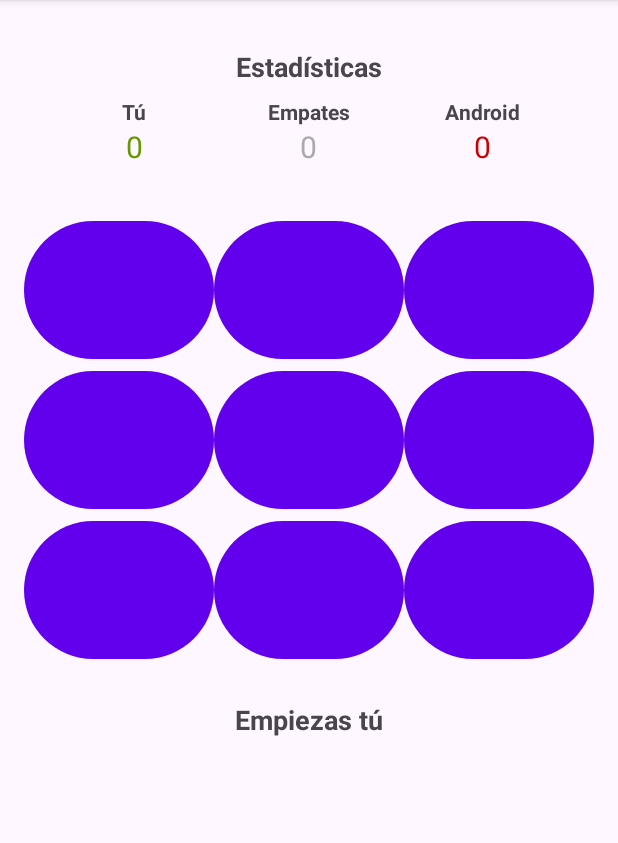
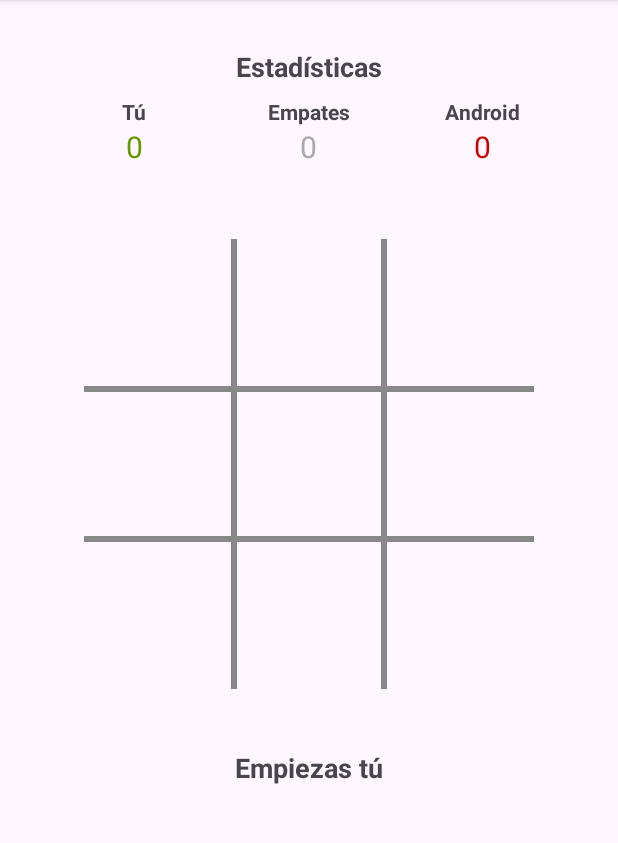
Before and after one commit to dieramirezma/DADM-2025-2, an Android app: the screen it shows after launch (MainActivity), on a phone screen of 412 x 824 dp, the part 96-939 px from its top. Run offline under Robolectric (Android 15) with nearby library versions, the phone set to English and light mode, and no system bars.

Commit message:
add reto4

```diff
--- /dev/null
+++ b/reto3/app/src/main/java/com/example/reto3/BoardView.kt
@@ -0,0 +1,158 @@
+package com.example.reto3
+
+import android.content.Context
+import android.graphics.*
+import android.util.AttributeSet
+import android.view.View
+
+class BoardView @JvmOverloads constructor(
+    context: Context,
+    attrs: AttributeSet? = null,
+    defStyleAttr: Int = 0
+) : View(context, attrs, defStyleAttr) {
+
+    companion object {
+        private const val GRID_WIDTH = 6f
+    }
+
+    private lateinit var paint: Paint
+    private var boardColor = Color.GRAY
+    private var xImage: Bitmap? = null
+    private var oImage: Bitmap? = null
+    private var game: TicTacToeGame? = null
+    private var cellWidth = 0f
+    private var cellHeight = 0f
+
+    init {
+        initialize()
+    }
+
+    private fun initialize() {
+        // Configurar paint para dibujar las líneas del tablero
+        paint = Paint(Paint.ANTI_ALIAS_FLAG).apply {
+            color = boardColor
+            strokeWidth = GRID_WIDTH
+            style = Paint.Style.STROKE
+        }
+
+        // Cargar imágenes de X y O desde recursos drawable
+        try {
+            val xDrawable = context.getDrawable(R.drawable.x_piece)
+            val oDrawable = context.getDrawable(R.drawable.o_piece)
+
+            // Convertir drawables a bitmaps
+            xImage = drawableToBitmap(xDrawable)
+            oImage = drawableToBitmap(oDrawable)
+        } catch (e: Exception) {
+            // Si hay error cargando imágenes, crear bitmaps de colores
+            xImage = createColoredBitmap(100, 100, Color.GREEN)
+            oImage = createColoredBitmap(100, 100, Color.RED)
+        }
+    }
+
+    private fun createColoredBitmap(width: Int, height: Int, color: Int): Bitmap {
+        val bitmap = Bitmap.createBitmap(width, height, Bitmap.Config.ARGB_8888)
+        val canvas = Canvas(bitmap)
+        val paint = Paint().apply {
+            this.color = color
+            style = Paint.Style.FILL
+        }
+        canvas.drawCircle(width / 2f, height / 2f, width / 3f, paint)
+        return bitmap
+    }
+
+    private fun drawableToBitmap(drawable: android.graphics.drawable.Drawable?): Bitmap? {
+        drawable ?: return null
+
+        val bitmap = Bitmap.createBitmap(
+            drawable.intrinsicWidth,
+            drawable.intrinsicHeight,
+            Bitmap.Config.ARGB_8888
+        )
+
+        val canvas = Canvas(bitmap)
+        drawable.setBounds(0, 0, canvas.width, canvas.height)
+        drawable.draw(canvas)
+
+        return bitmap
+    }
+
+    fun setGame(game: TicTacToeGame) {
+        this.game = game
+    }
+
+    override fun onSizeChanged(w: Int, h: Int, oldw: Int, oldh: Int) {
+        super.onSizeChanged(w, h, oldw, oldh)
+
+        // Calcular el tamaño de cada celda
+        val boardWidth = (w - paddingLeft - paddingRight).toFloat()
+        val boardHeight = (h - paddingTop - paddingBottom).toFloat()
+
+        cellWidth = boardWidth / 3f
+        cellHeight = boardHeight / 3f
+    }
+
+    override fun onDraw(canvas: Canvas) {
+        super.onDraw(canvas)
+
+        val width = width - paddingLeft - paddingRight
+        val height = height - paddingTop - paddingBottom
+
+        // Dibujar las líneas del tablero
+        // Líneas verticales
+        for (i in 1..2) {
+            val x = paddingLeft + (width * i / 3f)
+            canvas.drawLine(x, paddingTop.toFloat(), x, (paddingTop + height).toFloat(), paint)
+        }
+
+        // Líneas horizontales
+        for (i in 1..2) {
+            val y = paddingTop + (height * i / 3f)
+            canvas.drawLine(paddingLeft.toFloat(), y, (paddingLeft + width).toFloat(), y, paint)
+        }
+
+        // Dibujar las piezas (X y O)
+        game?.let { ticTacToeGame ->
+            for (row in 0..2) {
+                for (col in 0..2) {
+                    val position = row * 3 + col
+                    val piece = ticTacToeGame.getBoardOccupant(position)
+
+                    if (piece != TicTacToeGame.OPEN_SPOT) {
+                        val left = paddingLeft + col * cellWidth
+                        val top = paddingTop + row * cellHeight
+                        val right = left + cellWidth
+                        val bottom = top + cellHeight
+
+                        val rect = RectF(left, top, right, bottom)
+
+                        // Agregar un pequeño margen para que las piezas no toquen las líneas
+                        val margin = 20f
+                        rect.inset(margin, margin)
+
+                        val bitmap = if (piece == TicTacToeGame.HUMAN_PLAYER) xImage else oImage
+                        bitmap?.let { bmp ->
+                            canvas.drawBitmap(bmp, null, rect, null)
+                        }
+                    }
+                }
+            }
+        }
+    }
+
+    fun getBoardCellFromCoordinates(x: Float, y: Float): Int {
+        if (cellWidth == 0f || cellHeight == 0f) return -1
+
+        val adjustedX = x - paddingLeft
+        val adjustedY = y - paddingTop
+
+        val col = (adjustedX / cellWidth).toInt()
+        val row = (adjustedY / cellHeight).toInt()
+
+        return if (row in 0..2 && col in 0..2) {
+            row * 3 + col
+        } else {
+            -1
+        }
+    }
+}
--- a/reto3/app/src/main/java/com/example/reto3/MainActivity.kt
+++ b/reto3/app/src/main/java/com/example/reto3/MainActivity.kt
@@ -1,10 +1,14 @@
 package com.example.reto3
 
 import android.app.AlertDialog
+import android.media.MediaPlayer
 import android.os.Bundle
+import android.os.Handler
+import android.os.Looper
 import android.view.LayoutInflater
 import android.view.Menu
 import android.view.MenuItem
+import android.view.MotionEvent
 import android.view.View
 import android.widget.Button
 import android.widget.RadioGroup
@@ -22,7 +26,7 @@ class MainActivity : AppCompatActivity() {
 
     // Juego y UI components
     private lateinit var game: TicTacToeGame
-    private lateinit var boardButtons: Array<Button>
+    private lateinit var boardView: BoardView
     private lateinit var statusText: TextView
     private lateinit var humanWinsText: TextView
     private lateinit var tiesText: TextView
@@ -36,6 +40,13 @@ class MainActivity : AppCompatActivity() {
     private var humanWins = 0
     private var computerWins = 0
     private var ties = 0
+
+    // MediaPlayer para sonidos
+    private var humanSoundPlayer: MediaPlayer? = null
+    private var computerSoundPlayer: MediaPlayer? = null
+
+    // Handler para delays
+    private val handler = Handler(Looper.getMainLooper())
 
     // Coroutine para manejo asíncrono
     private var gameScope = CoroutineScope(Dispatchers.Main + SupervisorJob())
@@ -53,24 +64,34 @@ class MainActivity : AppCompatActivity() {
     override fun onDestroy() {
         super.onDestroy()
         gameScope.cancel()
+        releaseSounds()
+    }
+
+    override fun onPause() {
+        super.onPause()
+        releaseSounds()
+    }
+
+    override fun onResume() {
+        super.onResume()
+        loadSounds()
     }
 
     /**
      * Inicializa las vistas y vincula los botones
      */
     private fun initializeViews() {
-        // Inicializar botones del tablero
-        boardButtons = arrayOf(
-            findViewById(R.id.btn0),
-            findViewById(R.id.btn1),
-            findViewById(R.id.btn2),
-            findViewById(R.id.btn3),
-            findViewById(R.id.btn4),
-            findViewById(R.id.btn5),
-            findViewById(R.id.btn6),
-            findViewById(R.id.btn7),
-            findViewById(R.id.btn8)
-        )
+        // Inicializar BoardView
+        boardView = findViewById(R.id.boardView)
+        boardView.setGame(game)
+
+        // Configurar listener para toques en el tablero
+        boardView.setOnTouchListener { _, event ->
+            if (event.action == MotionEvent.ACTION_DOWN) {
+                onBoardTouch(event.x, event.y)
+            }
+            true
+        }
 
         // Inicializar textos de estado y estadísticas
         statusText = findViewById(R.id.tvStatus)
@@ -90,12 +111,8 @@ class MainActivity : AppCompatActivity() {
         gameOver = false
         isComputerTurn = false
 
-        // Limpiar y habilitar todos los botones
-        for (i in boardButtons.indices) {
-            boardButtons[i].text = ""
-            boardButtons[i].isEnabled = true
-            boardButtons[i].setOnClickListener { onBoardButtonClick(i) }
-        }
+        // Invalidar la vista para redibujar el tablero limpio
+        boardView.invalidate()
 
         // Determinar quién empieza y mostrar mensaje apropiado
         if (game.isHumanFirst()) {
@@ -103,26 +120,28 @@ class MainActivity : AppCompatActivity() {
         } else {
             statusText.text = getString(R.string.android_starts)
             isComputerTurn = true
-            // Hacer movimiento de computadora después de un pequeño delay
-            gameScope.launch {
-                delay(500)
+            // Hacer movimiento de computadora después de un delay de 1 segundo
+            handler.postDelayed({
                 makeComputerMove()
-            }
+            }, 1000)
         }
     }
 
     /**
-     * Maneja los clics en los botones del tablero
+     * Maneja los toques en el tablero
      */
-    private fun onBoardButtonClick(position: Int) {
-        if (gameOver || isComputerTurn || !game.setMove(TicTacToeGame.HUMAN_PLAYER, position)) {
+    private fun onBoardTouch(x: Float, y: Float) {
+        if (gameOver || isComputerTurn) {
             return
         }
 
-        // Actualizar botón presionado
-        boardButtons[position].text = TicTacToeGame.HUMAN_PLAYER.toString()
-        boardButtons[position].isEnabled = false
-        boardButtons[position].setTextColor(resources.getColor(android.R.color.holo_green_dark, theme))
+        val position = boardView.getBoardCellFromCoordinates(x, y)
+        if (position != -1 && game.setMove(TicTacToeGame.HUMAN_PLAYER, position)) {
+            // Reproducir sonido del jugador humano
+            humanSoundPlayer?.start()
+
+            // Actualizar la vista
+            boardView.invalidate()
 
             // Verificar ganador
             val winner = game.checkForWinner()
@@ -132,9 +151,9 @@ class MainActivity : AppCompatActivity() {
                 // Turno de la computadora
                 statusText.text = getString(R.string.turn_computer)
                 isComputerTurn = true
-            gameScope.launch {
-                delay(500) // Pequeño delay para simular "pensamiento"
+                handler.postDelayed({
                     makeComputerMove()
+                }, 1000) // Delay de 1 segundo antes del movimiento de la computadora
             }
         }
     }
@@ -147,10 +166,11 @@ class MainActivity : AppCompatActivity() {
 
         val move = game.getComputerMove()
         if (move != -1 && game.setMove(TicTacToeGame.COMPUTER_PLAYER, move)) {
-            // Actualizar botón de computadora
-            boardButtons[move].text = TicTacToeGame.COMPUTER_PLAYER.toString()
-            boardButtons[move].isEnabled = false
-            boardButtons[move].setTextColor(resources.getColor(android.R.color.holo_red_dark, theme))
+            // Reproducir sonido de la computadora
+            computerSoundPlayer?.start()
+
+            // Actualizar la vista
+            boardView.invalidate()
 
             // Verificar ganador
             val winner = game.checkForWinner()
@@ -169,11 +189,6 @@ class MainActivity : AppCompatActivity() {
     private fun handleGameEnd(winner: Int) {
         gameOver = true
         isComputerTurn = false
-
-        // Deshabilitar todos los botones
-        for (button in boardButtons) {
-            button.isEnabled = false
-        }
 
         // Mostrar resultado y actualizar estadísticas
         when (winner) {
@@ -203,6 +218,29 @@ class MainActivity : AppCompatActivity() {
         humanWinsText.text = humanWins.toString()
         tiesText.text = ties.toString()
         computerWinsText.text = computerWins.toString()
+    }
+
+    /**
+     * Carga los sonidos para el juego
+     */
+    private fun loadSounds() {
+        try {
+            humanSoundPlayer = MediaPlayer.create(this, R.raw.human_sound)
+            computerSoundPlayer = MediaPlayer.create(this, R.raw.ai_sound)
+        } catch (e: Exception) {
+            // Si no se pueden cargar los sonidos, continúa sin ellos
+            e.printStackTrace()
+        }
+    }
+
+    /**
+     * Libera los recursos de sonido
+     */
+    private fun releaseSounds() {
+        humanSoundPlayer?.release()
+        computerSoundPlayer?.release()
+        humanSoundPlayer = null
+        computerSoundPlayer = null
     }
 
     // Menú de opciones
--- /dev/null
+++ b/reto3/app/src/main/res/drawable/o_piece.xml
@@ -0,0 +1,14 @@
+<?xml version="1.0" encoding="utf-8"?>
+<vector xmlns:android="http://schemas.android.com/apk/res/android"
+    android:width="100dp"
+    android:height="100dp"
+    android:viewportWidth="100"
+    android:viewportHeight="100">
+
+    <path
+        android:pathData="M50,50m-25,0a25,25 0 1,1 50,0a25,25 0 1,1 -50,0"
+        android:strokeColor="@android:color/holo_red_dark"
+        android:strokeWidth="8"
+        android:fillColor="@android:color/transparent" />
+
+</vector>
--- /dev/null
+++ b/reto3/app/src/main/res/drawable/x_piece.xml
@@ -0,0 +1,14 @@
+<?xml version="1.0" encoding="utf-8"?>
+<vector xmlns:android="http://schemas.android.com/apk/res/android"
+    android:width="100dp"
+    android:height="100dp"
+    android:viewportWidth="100"
+    android:viewportHeight="100">
+
+    <path
+        android:pathData="M20,20 L80,80 M80,20 L20,80"
+        android:strokeColor="@android:color/holo_green_dark"
+        android:strokeWidth="8"
+        android:strokeLineCap="round" />
+
+</vector>
--- a/reto3/app/src/main/res/layout/activity_main.xml
+++ b/reto3/app/src/main/res/layout/activity_main.xml
@@ -104,27 +104,11 @@
     </LinearLayout>
 
     <!-- Tablero de juego -->
-    <TableLayout
-        android:layout_width="wrap_content"
-        android:layout_height="wrap_content"
-        android:stretchColumns="0,1,2">
-
-        <TableRow>
-            <Button android:id="@+id/btn0" style="@style/TicTacToeButton"/>
-            <Button android:id="@+id/btn1" style="@style/TicTacToeButton"/>
-            <Button android:id="@+id/btn2" style="@style/TicTacToeButton"/>
-        </TableRow>
-        <TableRow>
-            <Button android:id="@+id/btn3" style="@style/TicTacToeButton"/>
-            <Button android:id="@+id/btn4" style="@style/TicTacToeButton"/>
-            <Button android:id="@+id/btn5" style="@style/TicTacToeButton"/>
-        </TableRow>
-        <TableRow>
-            <Button android:id="@+id/btn6" style="@style/TicTacToeButton"/>
-            <Button android:id="@+id/btn7" style="@style/TicTacToeButton"/>
-            <Button android:id="@+id/btn8" style="@style/TicTacToeButton"/>
-        </TableRow>
-    </TableLayout>
+    <com.example.reto3.BoardView
+        android:id="@+id/boardView"
+        android:layout_width="300dp"
+        android:layout_height="300dp"
+        android:layout_margin="16dp" />
 
     <!-- Estado del juego -->
     <TextView
```
Also changed, not shown: 3 other files. Lines whose indentation alone changed are shown as unchanged.
